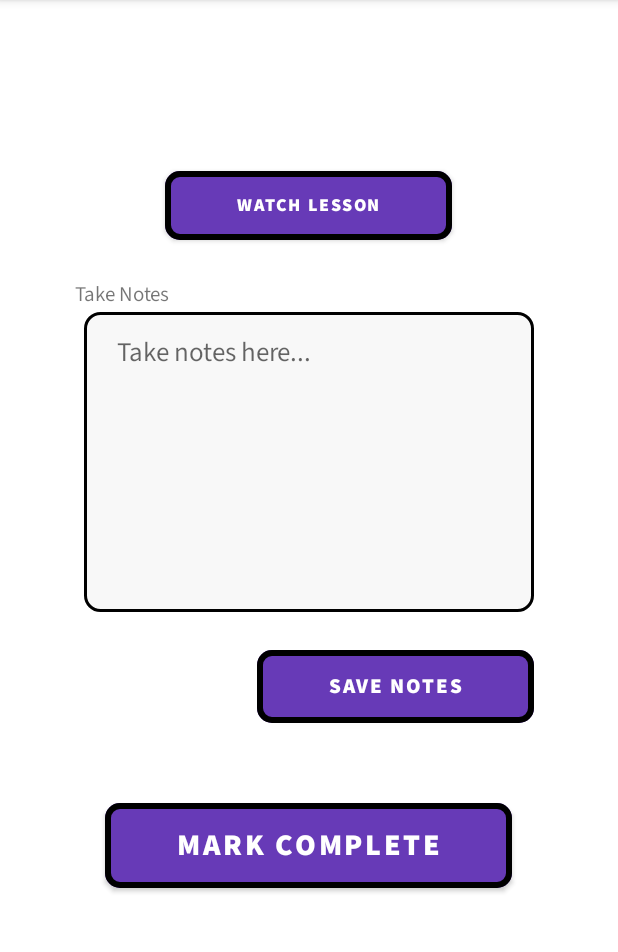
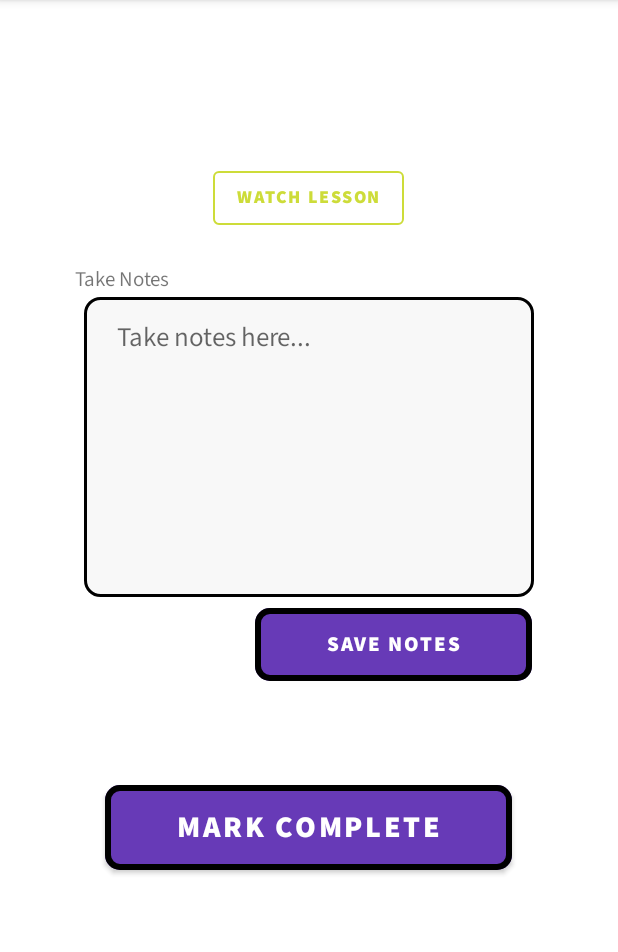
Before and after one commit to h-sompura/LearningApp, an Android app: the LessonDetailActivity screen opened directly, with no data from a screen before it, on a phone screen of 412 x 824 dp, the part 84-1036 px from its top. Run offline under Robolectric (Android 15) with nearby library versions, the phone set to English and light mode, and no system bars; 7 statements that could not run were skipped.

Commit message:
Changed style for watch lesson button

```diff
--- a/app/src/main/res/layout/activity_lesson_detail.xml
+++ b/app/src/main/res/layout/activity_lesson_detail.xml
@@ -1,5 +1,6 @@
 <?xml version="1.0" encoding="utf-8"?>
-<ScrollView android:layout_width="match_parent"
+<ScrollView xmlns:app="http://schemas.android.com/apk/res-auto"
+    android:layout_width="match_parent"
     android:layout_height="match_parent"
     xmlns:android="http://schemas.android.com/apk/res/android"
     xmlns:tools="http://schemas.android.com/tools">
@@ -9,9 +10,9 @@
         android:layout_height="wrap_content">
 
         <LinearLayout
+            android:id="@+id/ll_title"
             android:layout_width="wrap_content"
             android:layout_height="wrap_content"
-            android:id="@+id/ll_title"
             android:layout_centerHorizontal="true"
             android:layout_marginTop="12dp">
 
@@ -35,13 +36,16 @@
 
         <Button
             android:id="@+id/button_watch_lesson"
+            style="@style/Widget.MaterialComponents.Button.OutlinedButton"
             android:layout_width="wrap_content"
             android:layout_height="wrap_content"
             android:layout_below="@+id/textview_lesson_description"
             android:layout_centerHorizontal="true"
             android:layout_marginTop="24dp"
             android:text="@string/button_watch_lesson"
-            android:textSize="12sp" />
+            android:textColor="@color/accent"
+            android:textSize="12sp"
+            app:strokeColor="@color/accent" />
 
         <TextView
             android:id="@+id/textview_lesson_description"
@@ -80,7 +84,8 @@
             android:layout_below="@id/edittext_take_notes"
             android:layout_alignEnd="@id/edittext_take_notes"
             android:layout_centerHorizontal="true"
-            android:layout_marginTop="19dp"
+            android:layout_marginTop="1dp"
+            android:layout_marginEnd="1dp"
             android:text="@string/button_save_notes"
             android:textSize="14sp" />
 
@@ -90,7 +95,7 @@
             android:layout_height="wrap_content"
             android:layout_below="@id/button_save_notes"
             android:layout_centerHorizontal="true"
-            android:layout_marginTop="41dp"
+            android:layout_marginTop="57dp"
             android:layout_marginBottom="41dp"
             android:gravity="center_horizontal|center_vertical"
             android:text="@string/button_mark_complete"
```
